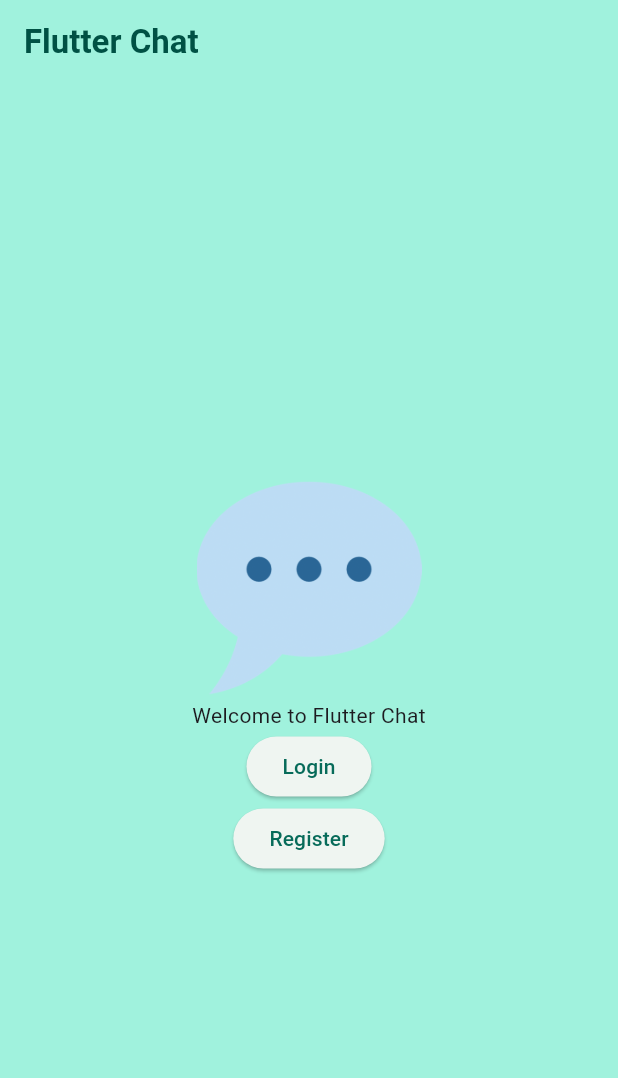
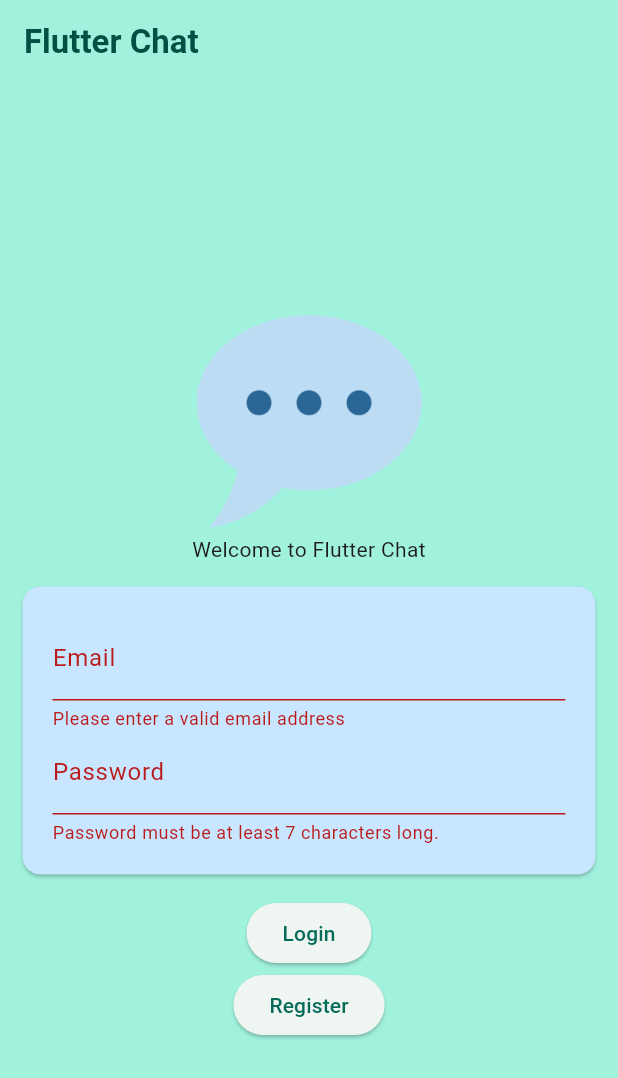
Before and after one commit to DarpanNeve/udemy_flutter_chat, a Flutter app: the screen it shows after launch, after a tap on "Login", on a phone screen of 412 x 824 dp. Shown: the top 1078 px of the screen. Run offline on Flutter 3.47's test engine with Material 3 defaults, Android fonts, the light colour scheme and no system bars; our stand-ins replace google_fonts.

Commit message:
minor changes

```diff
--- a/lib/screen/auth.dart
+++ b/lib/screen/auth.dart
@@ -8,6 +8,19 @@ class AuthScreen extends StatefulWidget {
 }
 
 class _AuthScreenState extends State<AuthScreen> {
+  final _formKey = GlobalKey<FormState>();
+  var _email = '';
+  var _password = '';
+  bool _isLogin = true;
+  void _submit() {
+    final isValid=_formKey.currentState!.validate();
+    if(!isValid){
+      _formKey.currentState!.save();
+
+    }
+
+  }
+
   @override
   Widget build(BuildContext context) {
     return Scaffold(
@@ -28,8 +41,52 @@ class _AuthScreenState extends State<AuthScreen> {
                 ),
               ),
               const Text('Welcome to Flutter Chat'),
+              Form(
+                key: _formKey,
+                child: Card(
+                  margin: const EdgeInsets.all(15),
+                  color: Theme.of(context).colorScheme.tertiaryContainer,
+                  child: Padding(
+                    padding: const EdgeInsets.all(20.0),
+                    child: Column(
+                      children: [
+                        TextFormField(
+                          keyboardType: TextInputType.emailAddress,
+                          autocorrect: false,
+                          decoration: const InputDecoration(labelText: 'Email'),
+                          textCapitalization: TextCapitalization.none,
+                          validator: (value) {
+                            if (value!.isEmpty || !value.contains('@')) {
+                              return 'Please enter a valid email address';
+                            }
+                            return null;
+                          },
+                          onSaved: (value) {
+                            _email = value!;
+                          },
+                        ),
+                        TextFormField(
+                          obscureText: true,
+                          decoration:
+                              const InputDecoration(labelText: 'Password'),
+                          textCapitalization: TextCapitalization.none,
+                          validator: (value) {
+                            if (value!.isEmpty || value.length < 7 ) {
+                              return 'Password must be at least 7 characters long.';
+                            }
+                            return null;
+                          },
+                          onSaved: (value) {
+                            _password = value!;
+                          },
+                        ),
+                      ],
+                    ),
+                  ),
+                ),
+              ),
               ElevatedButton(
-                onPressed: () {},
+                onPressed: _submit,
                 child: const Text('Login'),
               ),
               ElevatedButton(
```
